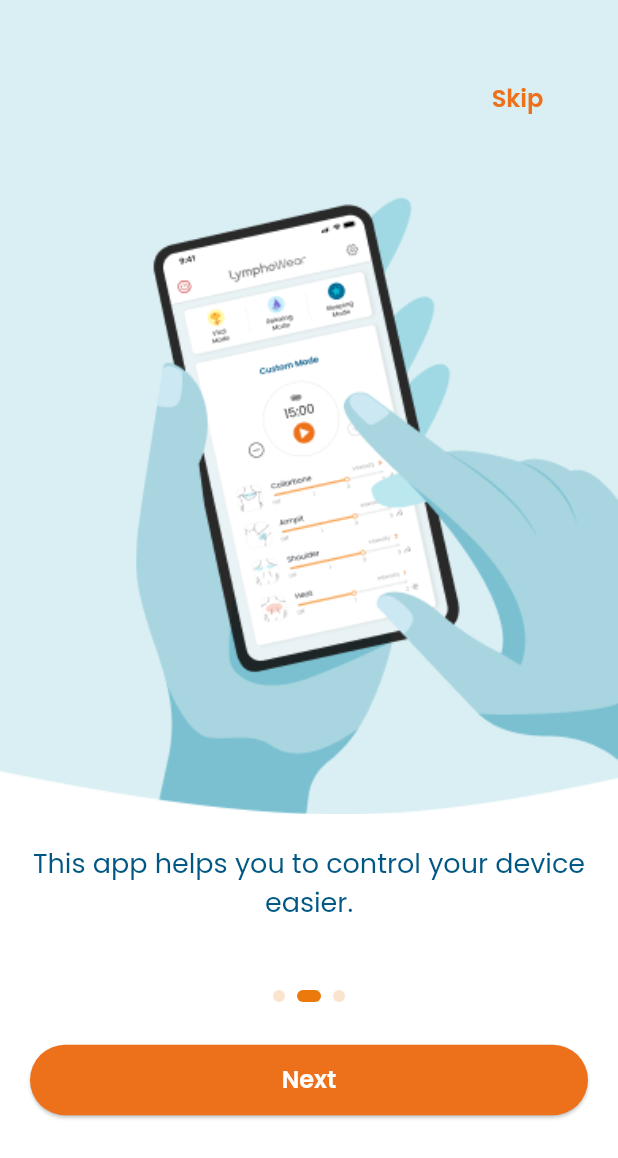
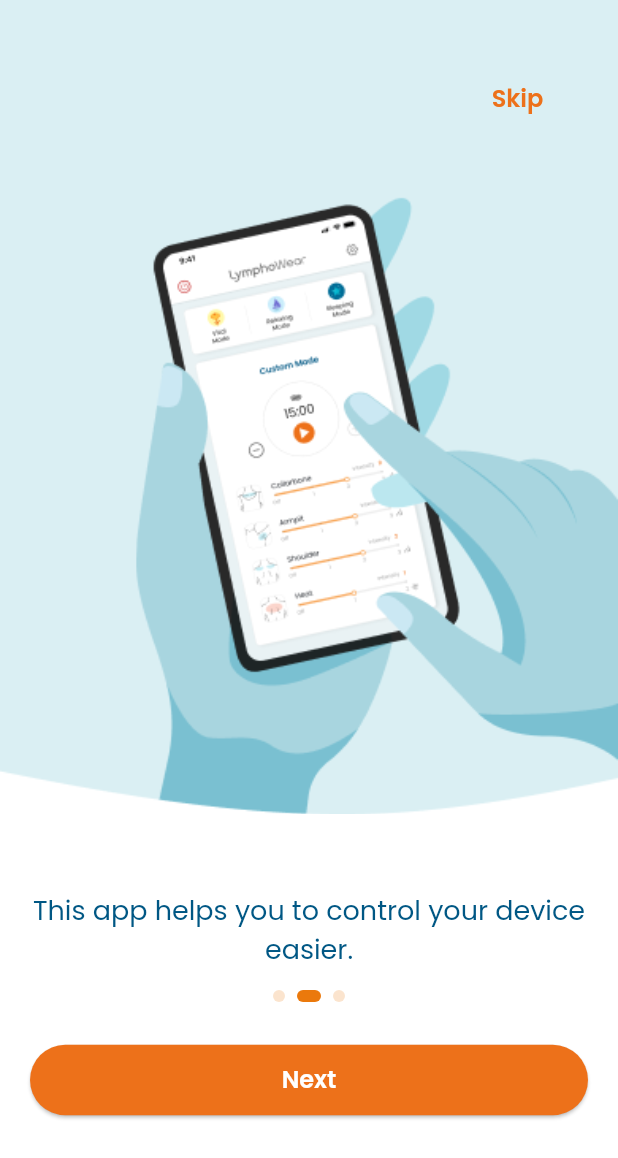
Before and after one commit to kwakdeung/lymphowear_remote_app, a Flutter app: the screen it shows after launch, swiped to page 2, on a phone screen of 412 x 824 dp. Shown: the top 1158 px of the screen. Run offline on Flutter 3.47's test engine with Material 2 defaults, Android fonts, the phone set to English and light mode, and no system bars; our stand-ins replace flutter_local_notifications, flutter_native_timezone, flutter_svg, lottie, rxdart, shared_preferences and 1 more.

Commit message:
반응형 적용을 위한 코드
*onboarding_contents.dart:
94 라인 Expanded 위젯 적용

```diff
--- a/lib/pages/onboarding/onboarding_contents.dart
+++ b/lib/pages/onboarding/onboarding_contents.dart
@@ -91,7 +91,8 @@ class _OnboardingContentsState extends State<OnboardingContents> {
       child: Column(
         mainAxisAlignment: MainAxisAlignment.start,
         children: [
-          Stack(
+          Expanded(
+            child: Stack(
               children: [
                 Container(
                   margin: const EdgeInsets.only(bottom: 0),
@@ -99,6 +100,7 @@ class _OnboardingContentsState extends State<OnboardingContents> {
                 ),
                 widget.pageIndex == 2 ? Container() : skipButton,
               ],
+            ),
           ),
           Container(
             margin: EdgeInsets.fromLTRB(20, widget.marginTop, 20, 10),
```
Lines whose indentation alone changed are shown as unchanged.
